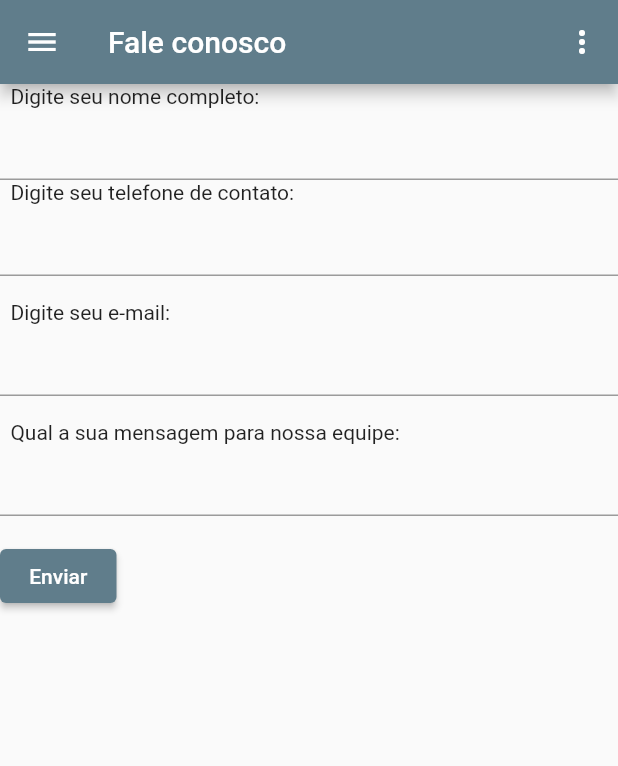
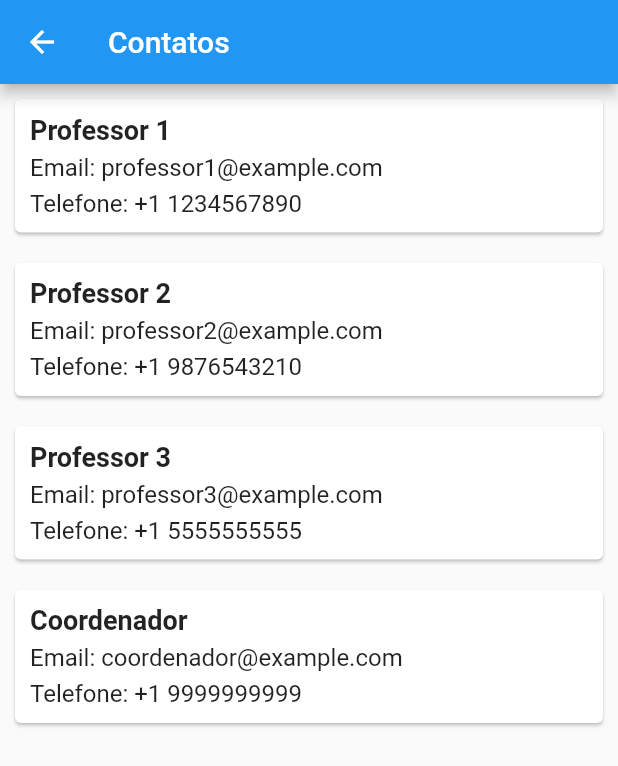
Before and after one commit to zoidepomba/dev_mobile, a Flutter app: the Home screen opened directly, in the side drawer, after a tap on "Lista de Contatos", on a phone screen of 412 x 824 dp. Shown: the top 766 px of the screen. Run offline on Flutter 3.47's test engine with Material 2 defaults, Android fonts, the phone set to English and light mode, and no system bars; our stand-ins replace carousel_slider.

Commit message:
Criação da pagina de contato, e configuração do banco na pagina home

```diff
--- /dev/null
+++ b/lib/contato/contato.dart
@@ -0,0 +1,76 @@
+import 'package:flutter/material.dart';
+
+class ContactsScreen extends StatelessWidget {
+  @override
+  Widget build(BuildContext context) {
+    return Scaffold(
+      appBar: AppBar(
+        title: Text('Contatos'),
+      ),
+      body: ListView(
+        children: <Widget>[
+          ContactCard(
+            name: 'Professor 1',
+            email: 'professor1@example.com',
+            phone: '+1 1234567890',
+          ),
+          ContactCard(
+            name: 'Professor 2',
+            email: 'professor2@example.com',
+            phone: '+1 9876543210',
+          ),
+          ContactCard(
+            name: 'Professor 3',
+            email: 'professor3@example.com',
+            phone: '+1 5555555555',
+          ),
+          ContactCard(
+            name: 'Coordenador',
+            email: 'coordenador@example.com',
+            phone: '+1 9999999999',
+          ),
+        ],
+      ),
+    );
+  }
+}
+
+class ContactCard extends StatelessWidget {
+  final String name;
+  final String email;
+  final String phone;
+
+  ContactCard({required this.name, required this.email, required this.phone});
+
+  @override
+  Widget build(BuildContext context) {
+    return Card(
+      margin: EdgeInsets.all(10),
+      child: Padding(
+        padding: EdgeInsets.all(10),
+        child: Column(
+          crossAxisAlignment: CrossAxisAlignment.start,
+          children: <Widget>[
+            Text(
+              name,
+              style: TextStyle(
+                fontSize: 18,
+                fontWeight: FontWeight.bold,
+              ),
+            ),
+            SizedBox(height: 5),
+            Text(
+              'Email: $email',
+              style: TextStyle(fontSize: 16),
+            ),
+            SizedBox(height: 5),
+            Text(
+              'Telefone: $phone',
+              style: TextStyle(fontSize: 16),
+            ),
+          ],
+        ),
+      ),
+    );
+  }
+}
--- a/lib/home.dart
+++ b/lib/home.dart
@@ -3,6 +3,7 @@ import 'package:data_trend/tell_with_us.dart';
 import 'package:data_trend/contacts.dart';
 import 'package:flutter/material.dart';
 import 'contacts.dart';
+import 'contato/contato.dart';
 import 'curso.dart';
 import 'agenda.dart';
 
@@ -124,7 +125,7 @@ class HomeState extends State<Home> {
               onTap: () {
                 Navigator.push(
                   context,
-                  MaterialPageRoute(builder: (context) => TellWithUsWidget()),
+                  MaterialPageRoute(builder: (context) => ContactsScreen()),
                 );
               },
             ),
```
Also changed, not shown: lib/login.dart (+66 -17 lines), lib/objects.dart (+22 -1 lines).
